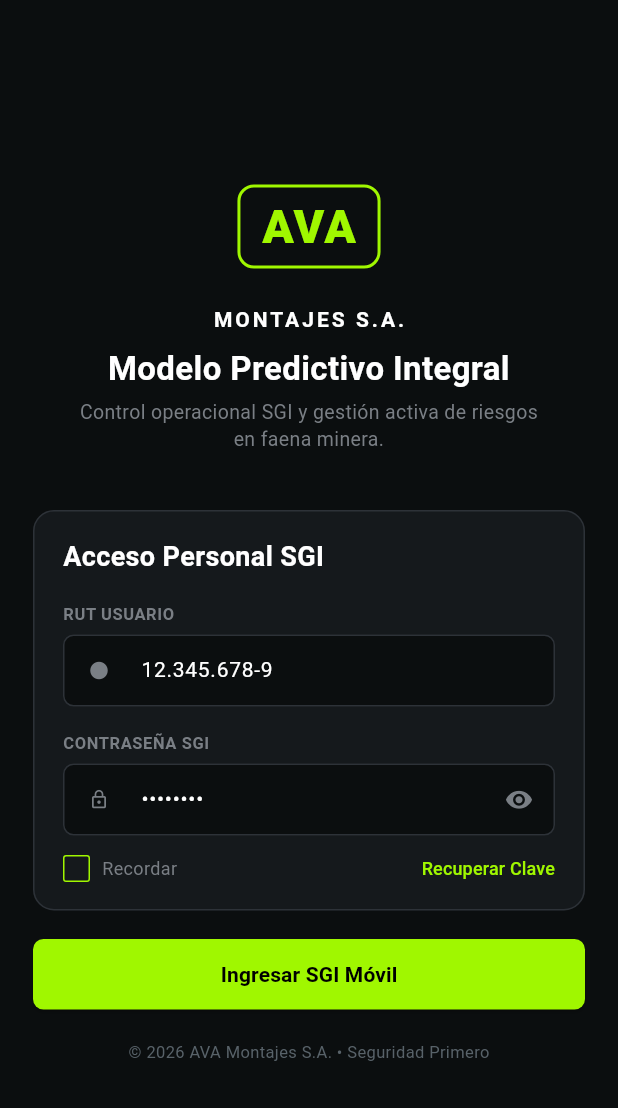
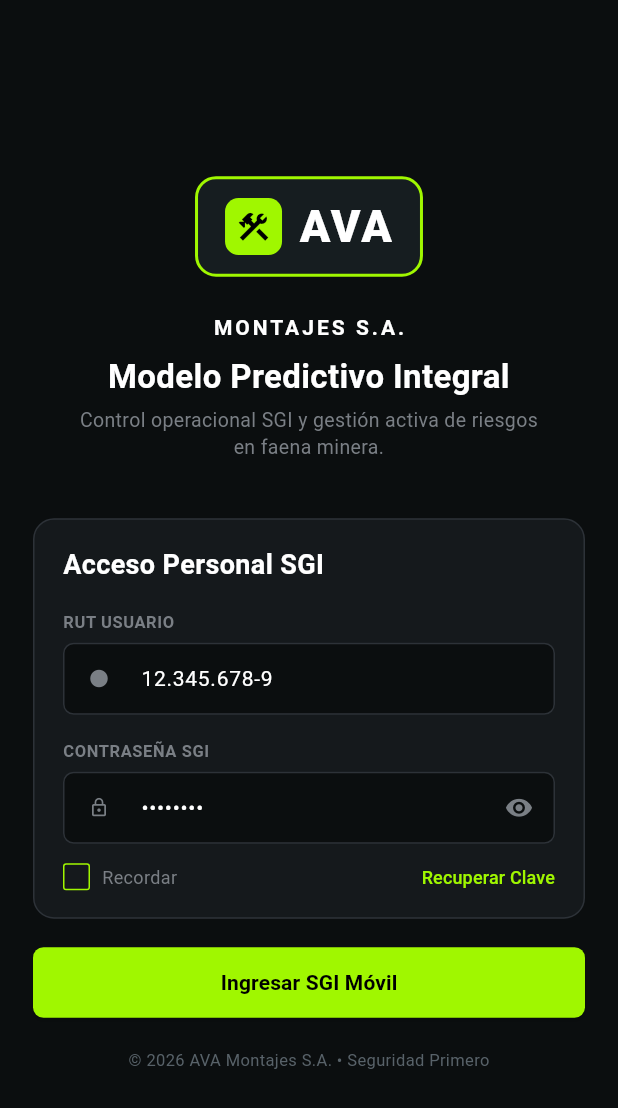
Before and after one commit to Ruchuba09/tarjeta_pare, a Flutter app: the screen it shows after launch, on a phone screen of 412 x 824 dp. Shown: the top 1108 px of the screen. Run offline on Flutter 3.47's test engine with Material 3 defaults, Android fonts, the phone set to English and light mode, and no system bars; our stand-ins replace sqflite, sqflite_common_ffi_web; accounts and stored records are empty.

Commit message:
Cambios login
Cambios BD y agrego rol

```diff
--- a/lib/screens/login_screen.dart
+++ b/lib/screens/login_screen.dart
@@ -63,25 +63,28 @@ class _LoginScreenState extends State<LoginScreen> {
     return Column(
       children: [
         Container(
-          padding: const EdgeInsets.symmetric(horizontal: 14, vertical: 4),
+          padding: const EdgeInsets.symmetric(horizontal: 18, vertical: 10),
           decoration: BoxDecoration(
+            color: const Color(0xFF161D20),
             border: Border.all(color: _verde, width: 2),
-            borderRadius: BorderRadius.circular(11),
+            borderRadius: BorderRadius.circular(14),
           ),
-          child: Image.network(
-            'https://cdn.intrava.cl/v2/logos/isotipo-negro-verde.png',
-            width: 88,
-            height: 40,
-            fit: BoxFit.contain,
-            errorBuilder: (_, __, ___) => const Text(
-              'AVA',
-              style: TextStyle(
-                color: _verde,
-                fontSize: 31,
-                fontWeight: FontWeight.w900,
-                letterSpacing: 1,
+          child: Row(
+            mainAxisSize: MainAxisSize.min,
+            children: [
+              Container(
+                width: 38,
+                height: 38,
+                alignment: Alignment.center,
+                decoration: BoxDecoration(color: _verde, borderRadius: BorderRadius.circular(9)),
+                child: const Icon(Icons.construction, color: Colors.black, size: 24),
               ),
-            ),
+              const SizedBox(width: 11),
+              const Text(
+                'AVA',
+                style: TextStyle(color: Colors.white, fontSize: 30, fontWeight: FontWeight.w900, letterSpacing: 1.5),
+              ),
+            ],
           ),
         ),
         const SizedBox(height: 24),
```
